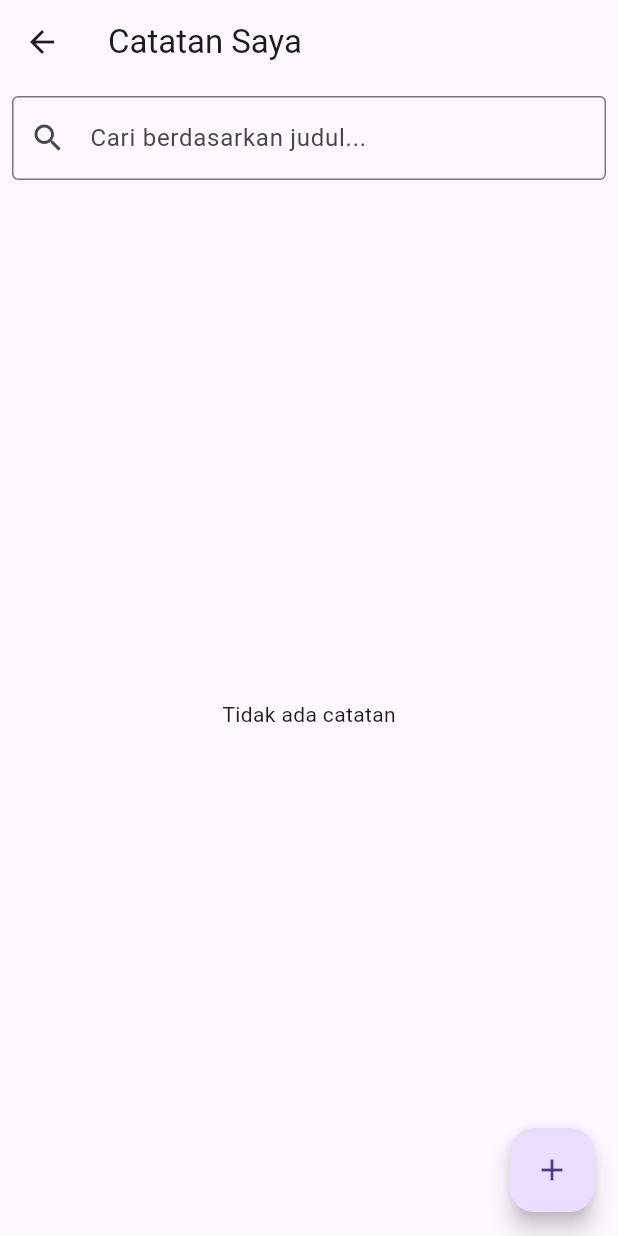
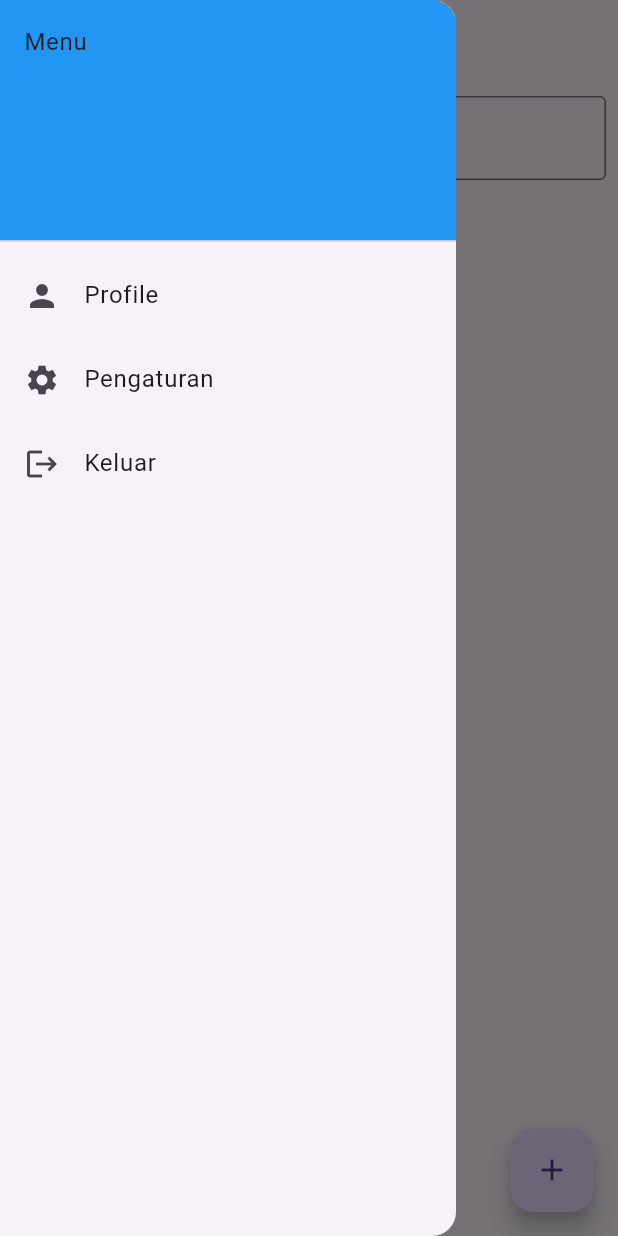
Before and after one commit to Lxtream23/tugas_uas, a Flutter app: the HomePage screen opened by its route, with the side drawer open (before the commit the screen has no drawer), on a phone screen of 412 x 824 dp. Run offline on Flutter 3.47's test engine with Material 3 defaults, Android fonts, the phone set to English and light mode, and no system bars; our stand-ins replace image_picker, supabase_flutter; accounts and stored records are empty.

Commit message:
fix error profile page

```diff
--- a/lib/pages/home_page.dart
+++ b/lib/pages/home_page.dart
@@ -140,6 +140,40 @@ class _HomePageState extends State<HomePage> {
   Widget build(BuildContext context) {
     return Scaffold(
       appBar: AppBar(title: const Text('Catatan Saya')),
+      drawer: Drawer(
+        child: ListView(
+          padding: EdgeInsets.zero,
+          children: [
+            const DrawerHeader(
+              decoration: BoxDecoration(color: Colors.blue),
+              child: Text('Menu'),
+            ),
+            ListTile(
+              leading: const Icon(Icons.person),
+              title: const Text('Profile'),
+              onTap: () {
+                Navigator.pushNamed(context, '/profile-form');
+              },
+            ),
+            ListTile(
+              leading: const Icon(Icons.settings),
+              title: const Text('Pengaturan'),
+              onTap: () {
+                Navigator.pushNamed(context, '/settings');
+              },
+            ),
+            ListTile(
+              leading: const Icon(Icons.logout),
+              title: const Text('Keluar'),
+              onTap: () async {
+                await supabase.auth.signOut();
+                Navigator.pushReplacementNamed(context, '/login');
+              },
+            ),
+          ],
+        ),
+      ),
+
       body: Column(
         children: [
           Padding(
```
Also changed, not shown: lib/pages/profile_form_page.dart (+63 -2 lines).
